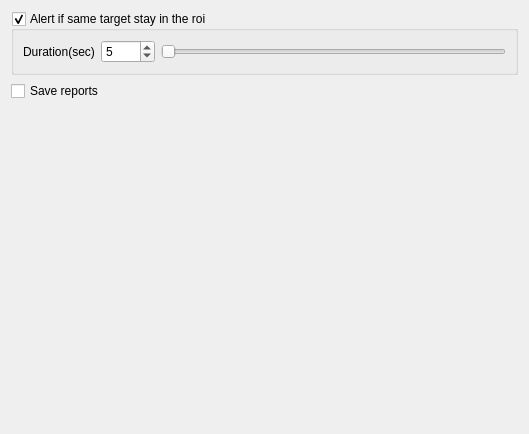
Before: the Qt Designer form generic_cv_tasks/ui/widget_tracker_alert.ui in stereomatchingkiss/show_cases, drawn with Qt 5.
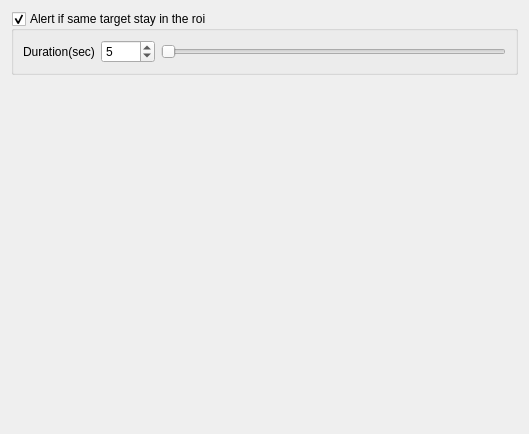
After: the same form once the commit is applied.

Commit message: Make ui more consistent

Diff of the .ui file:
```diff
--- a/generic_cv_tasks/ui/widget_tracker_alert.ui
+++ b/generic_cv_tasks/ui/widget_tracker_alert.ui
@@ -62,13 +62,6 @@
      </layout>
     </widget>
    </item>
-   <item>
-    <widget class="QCheckBox" name="checkBoxSaveReports">
-     <property name="text">
-      <string>Save reports</string>
-     </property>
-    </widget>
-   </item>
    <item>
     <spacer name="verticalSpacer">
      <property name="orientation">
```
The commit also changes 6 other files.
